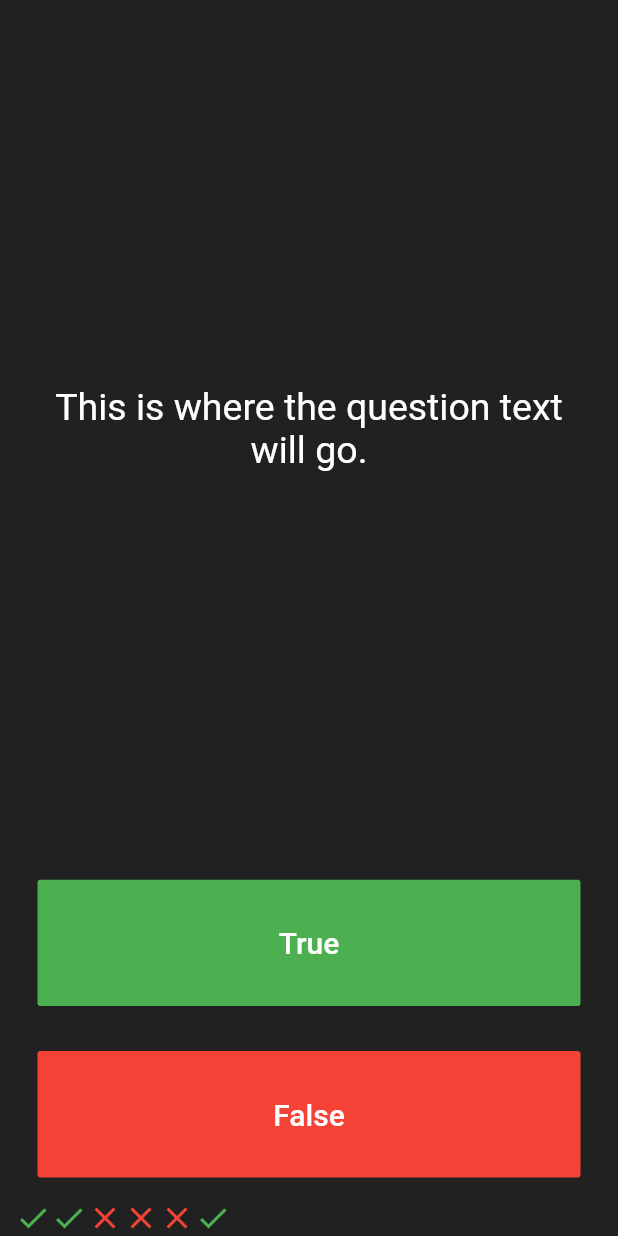
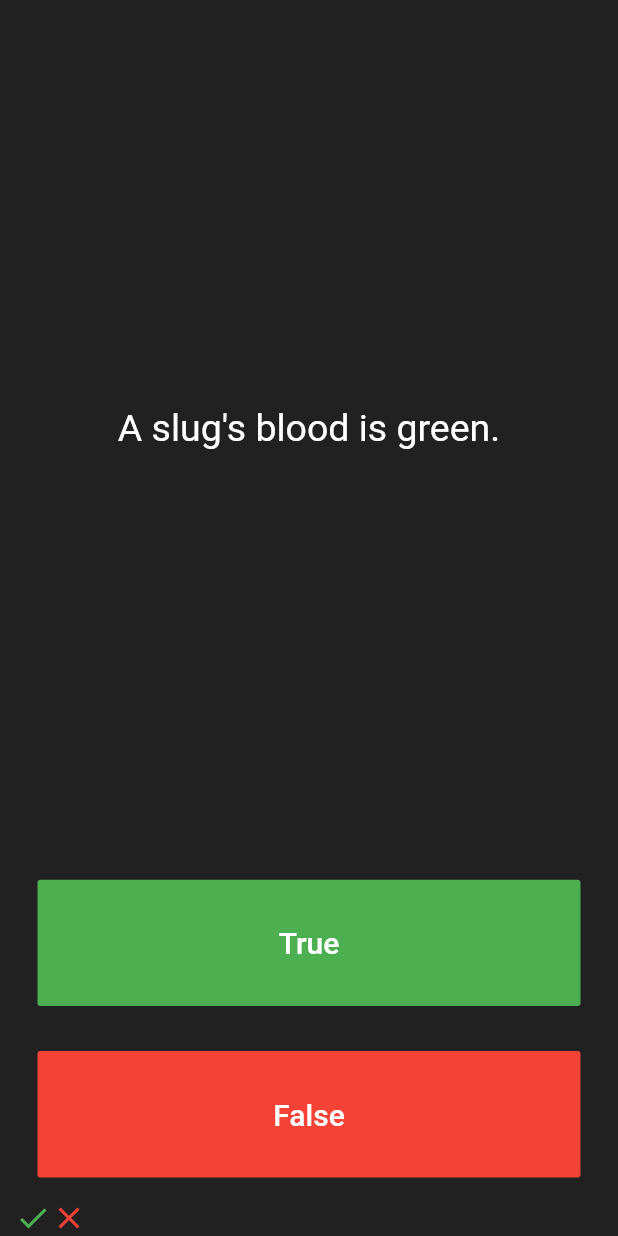
Before and after one commit to Hyeon1445/quizzler-flutter, a Flutter app: the screen it shows after launch, after a tap on "True", after a tap on "False", on a phone screen of 412 x 824 dp. Run offline on Flutter 3.47's test engine with Material 2 defaults, Android fonts, the phone set to English and light mode, and no system bars.

Commit message:
90. Displaying the Questions

```diff
--- a/lib/main.dart
+++ b/lib/main.dart
@@ -25,28 +25,13 @@ class QuizPage extends StatefulWidget {
 }
 
 class _QuizPageState extends State<QuizPage> {
-  List<Icon> scoreKeeper = [
-    Icon(
-      Icons.check,
-      color: Colors.green,
-    ),
-    Icon(
-      Icons.check,
-      color: Colors.green,
-    ),
-    Icon(
-      Icons.close,
-      color: Colors.red,
-    ),
-    Icon(
-      Icons.close,
-      color: Colors.red,
-    ),
-    Icon(
-      Icons.close,
-      color: Colors.red,
-    ),
+  List<Icon> scoreKeeper = [];
+  List<String> questions = [
+    'You can lead a cow down stairs but not up stairs.',
+    'Approximately one quarter of human bones are in the feet.',
+    'A slug\'s blood is green.'
   ];
+  int questionNumber = 0;
 
   @override
   Widget build(BuildContext context) {
@@ -60,7 +45,7 @@ class _QuizPageState extends State<QuizPage> {
             padding: EdgeInsets.all(10.0),
             child: Center(
               child: Text(
-                'This is where the question text will go.',
+                questions[questionNumber],
                 textAlign: TextAlign.center,
                 style: TextStyle(
                   fontSize: 25.0,
@@ -86,6 +71,7 @@ class _QuizPageState extends State<QuizPage> {
               onPressed: () {
                 //The user picked true.
                 setState(() {
+                  questionNumber++;
                   scoreKeeper.add(
                     Icon(
                       Icons.check,
@@ -111,6 +97,15 @@ class _QuizPageState extends State<QuizPage> {
               ),
               onPressed: () {
                 //The user picked false.
+                setState(() {
+                  questionNumber++;
+                  scoreKeeper.add(
+                    Icon(
+                      Icons.close,
+                      color: Colors.red,
+                    ),
+                  );
+                });
               },
             ),
           ),
@@ -122,9 +117,3 @@ class _QuizPageState extends State<QuizPage> {
     );
   }
 }
-
-/*
-question1: 'You can lead a cow down stairs but not up stairs.', false,
-question2: 'Approximately one quarter of human bones are in the feet.', true,
-question3: 'A slug\'s blood is green.', true,
-*/
```
